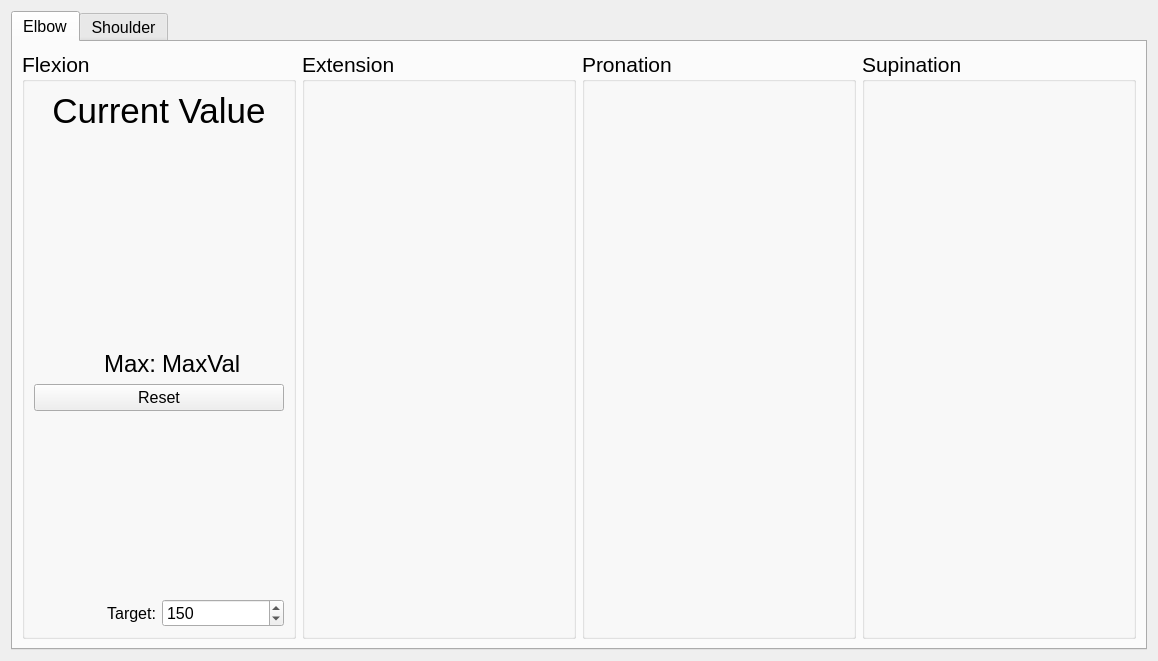
Qt form LiveDataView/live_data_widget_1.ui (mmcinnes123/Delsys_GUI_For_Physios) before a commit.
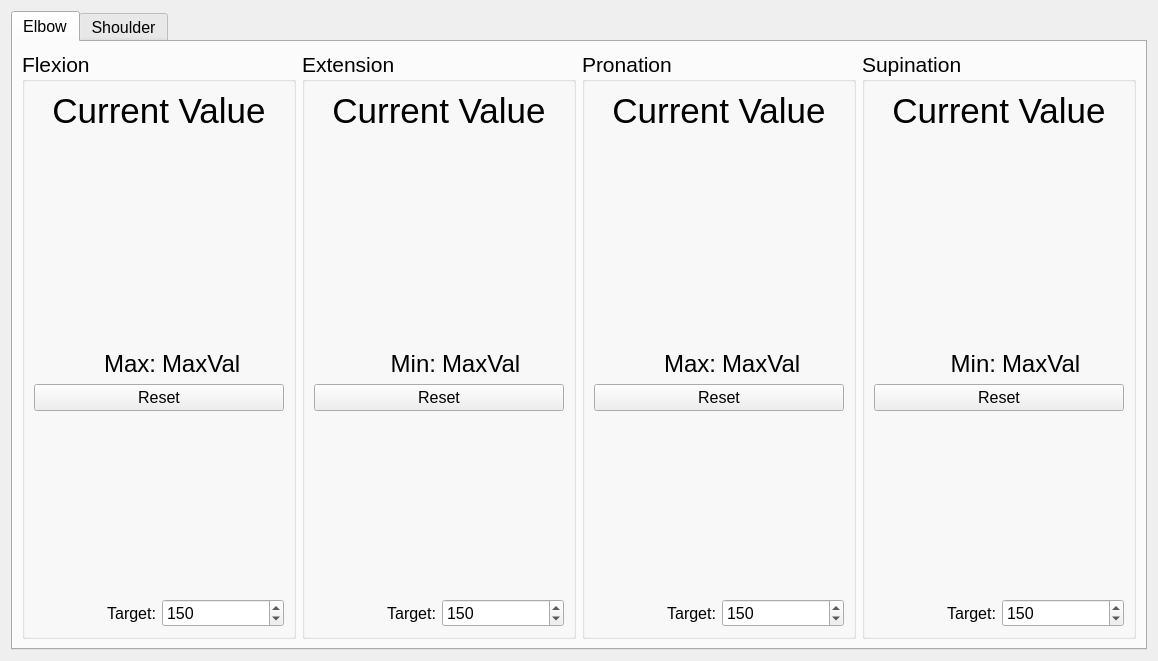
The same form after that commit. Icons and pictures are not drawn.

What changed in the file:
```diff
--- a/LiveDataView/live_data_widget_1.ui
+++ b/LiveDataView/live_data_widget_1.ui
@@ -179,6 +179,134 @@
          <property name="title">
           <string>Extension</string>
          </property>
+         <layout class="QGridLayout" name="gridLayout_3">
+          <item row="6" column="0">
+           <widget class="QLabel" name="el_ext_target_label">
+            <property name="font">
+             <font>
+              <pointsize>12</pointsize>
+             </font>
+            </property>
+            <property name="text">
+             <string>Target:</string>
+            </property>
+            <property name="alignment">
+             <set>Qt::AlignmentFlag::AlignRight|Qt::AlignmentFlag::AlignTrailing|Qt::AlignmentFlag::AlignVCenter</set>
+            </property>
+           </widget>
+          </item>
+          <item row="1" column="0" colspan="2">
+           <widget class="QLabel" name="el_flex_image_2">
+            <property name="text">
+             <string/>
+            </property>
+            <property name="pixmap">
+             <pixmap>../Images/GUI_ElbowFlex.png</pixmap>
+            </property>
+            <property name="alignment">
+             <set>Qt::AlignmentFlag::AlignCenter</set>
+            </property>
+           </widget>
+          </item>
+          <item row="5" column="0">
+           <spacer name="verticalSpacer_3">
+            <property name="orientation">
+             <enum>Qt::Orientation::Vertical</enum>
+            </property>
+            <property name="sizeHint" stdset="0">
+             <size>
+              <width>20</width>
+              <height>40</height>
+             </size>
+            </property>
+           </spacer>
+          </item>
+          <item row="6" column="1">
+           <widget class="QSpinBox" name="el_ext_target_spinBox">
+            <property name="font">
+             <font>
+              <pointsize>12</pointsize>
+             </font>
+            </property>
+            <property name="maximum">
+             <number>180</number>
+            </property>
+            <property name="singleStep">
+             <number>10</number>
+            </property>
+            <property name="value">
+             <number>150</number>
+            </property>
+           </widget>
+          </item>
+          <item row="3" column="0">
+           <widget class="QLabel" name="el_ext_max_label">
+            <property name="font">
+             <font>
+              <pointsize>18</pointsize>
+             </font>
+            </property>
+            <property name="text">
+             <string>Min:</string>
+            </property>
+            <property name="alignment">
+             <set>Qt::AlignmentFlag::AlignRight|Qt::AlignmentFlag::AlignTrailing|Qt::AlignmentFlag::AlignVCenter</set>
+            </property>
+           </widget>
+          </item>
+          <item row="4" column="0" colspan="2">
+           <widget class="QPushButton" name="el_ext_reset_pushButton">
+            <property name="font">
+             <font>
+              <pointsize>12</pointsize>
+             </font>
+            </property>
+            <property name="text">
+             <string>Reset</string>
+            </property>
+           </widget>
+          </item>
+          <item row="3" column="1">
+           <widget class="QLabel" name="el_ext_max_value">
+            <property name="font">
+             <font>
+              <pointsize>18</pointsize>
+             </font>
+            </property>
+            <property name="text">
+             <string>MaxVal</string>
+            </property>
+           </widget>
+          </item>
+          <item row="0" column="0" colspan="2">
+           <widget class="QLabel" name="el_ext_value">
+            <property name="font">
+             <font>
+              <pointsize>26</pointsize>
+             </font>
+            </property>
+            <property name="text">
+             <string>Current Value</string>
+            </property>
+            <property name="alignment">
+             <set>Qt::AlignmentFlag::AlignCenter</set>
+            </property>
+           </widget>
+          </item>
+          <item row="2" column="0">
+           <spacer name="verticalSpacer_4">
+            <property name="orientation">
+             <enum>Qt::Orientation::Vertical</enum>
+            </property>
+            <property name="sizeHint" stdset="0">
+             <size>
+              <width>20</width>
+              <height>40</height>
+             </size>
+            </property>
+           </spacer>
+          </item>
+         </layout>
         </widget>
        </item>
        <item>
@@ -191,6 +319,134 @@
          <property name="title">
           <string>Pronation</string>
          </property>
+         <layout class="QGridLayout" name="gridLayout_5">
+          <item row="6" column="0">
+           <widget class="QLabel" name="el_pro_target_label">
+            <property name="font">
+             <font>
+              <pointsize>12</pointsize>
+             </font>
+            </property>
+            <property name="text">
+             <string>Target:</string>
+            </property>
+            <property name="alignment">
+             <set>Qt::AlignmentFlag::AlignRight|Qt::AlignmentFlag::AlignTrailing|Qt::AlignmentFlag::AlignVCenter</set>
+            </property>
+           </widget>
+          </item>
+          <item row="1" column="0" colspan="2">
+           <widget class="QLabel" name="el_flex_image_4">
+            <property name="text">
+             <string/>
+            </property>
+            <property name="pixmap">
+             <pixmap>../Images/GUI_ElbowFlex.png</pixmap>
+            </property>
+            <property name="alignment">
+             <set>Qt::AlignmentFlag::AlignCenter</set>
+            </property>
+           </widget>
+          </item>
+          <item row="5" column="0">
+           <spacer name="verticalSpacer_7">
+            <property name="orientation">
+             <enum>Qt::Orientation::Vertical</enum>
+            </property>
+            <property name="sizeHint" stdset="0">
+             <size>
+              <width>20</width>
+              <height>40</height>
+             </size>
+            </property>
+           </spacer>
+          </item>
+          <item row="6" column="1">
+           <widget class="QSpinBox" name="el_pro_target_spinBox">
+            <property name="font">
+             <font>
+              <pointsize>12</pointsize>
+             </font>
+            </property>
+            <property name="maximum">
+             <number>180</number>
+            </property>
+            <property name="singleStep">
+             <number>10</number>
+            </property>
+            <property name="value">
+             <number>150</number>
+            </property>
+           </widget>
+          </item>
+          <item row="3" column="0">
+           <widget class="QLabel" name="el_pro_max_label">
+            <property name="font">
+             <font>
+              <pointsize>18</pointsize>
+             </font>
+            </property>
+            <property name="text">
+             <string>Max:</string>
+            </property>
+            <property name="alignment">
+             <set>Qt::AlignmentFlag::AlignRight|Qt::AlignmentFlag::AlignTrailing|Qt::AlignmentFlag::AlignVCenter</set>
+            </property>
+           </widget>
+          </item>
+          <item row="4" column="0" colspan="2">
+           <widget class="QPushButton" name="el_pro_reset_pushButton">
+            <property name="font">
+             <font>
+              <pointsize>12</pointsize>
+             </font>
+            </property>
+            <property name="text">
+             <string>Reset</string>
+            </property>
+           </widget>
+          </item>
+          <item row="3" column="1">
+           <widget class="QLabel" name="el_pro_max_value">
+            <property name="font">
+             <font>
+              <pointsize>18</pointsize>
+             </font>
+            </property>
+            <property name="text">
+             <string>MaxVal</string>
+            </property>
+           </widget>
+          </item>
+          <item row="0" column="0" colspan="2">
+           <widget class="QLabel" name="el_pro_value">
+            <property name="font">
+             <font>
+              <pointsize>26</pointsize>
+             </font>
+            </property>
+            <property name="text">
+             <string>Current Value</string>
+            </property>
+            <property name="alignment">
+             <set>Qt::AlignmentFlag::AlignCenter</set>
+            </property>
+           </widget>
+          </item>
+          <item row="2" column="0">
+           <spacer name="verticalSpacer_8">
+            <property name="orientation">
+             <enum>Qt::Orientation::Vertical</enum>
+            </property>
+            <property name="sizeHint" stdset="0">
+             <size>
+              <width>20</width>
+              <height>40</height>
+             </size>
+            </property>
+           </spacer>
+          </item>
+         </layout>
         </widget>
        </item>
        <item>
@@ -203,6 +459,134 @@
          <property name="title">
           <string>Supination</string>
          </property>
+         <layout class="QGridLayout" name="gridLayout_6">
+          <item row="6" column="0">
+           <widget class="QLabel" name="el_sup_target_label">
+            <property name="font">
+             <font>
+              <pointsize>12</pointsize>
+             </font>
+            </property>
+            <property name="text">
+             <string>Target:</string>
+            </property>
+            <property name="alignment">
+             <set>Qt::AlignmentFlag::AlignRight|Qt::AlignmentFlag::AlignTrailing|Qt::AlignmentFlag::AlignVCenter</set>
+            </property>
+           </widget>
+          </item>
+          <item row="1" column="0" colspan="2">
+           <widget class="QLabel" name="el_flex_image_5">
+            <property name="text">
+             <string/>
+            </property>
+            <property name="pixmap">
+             <pixmap>../Images/GUI_ElbowFlex.png</pixmap>
+            </property>
+            <property name="alignment">
+             <set>Qt::AlignmentFlag::AlignCenter</set>
+            </property>
+           </widget>
+          </item>
+          <item row="5" column="0">
+           <spacer name="verticalSpacer_9">
+            <property name="orientation">
+             <enum>Qt::Orientation::Vertical</enum>
+            </property>
+            <property name="sizeHint" stdset="0">
+             <size>
+              <width>20</width>
+              <height>40</height>
+             </size>
+            </property>
+           </spacer>
+          </item>
+          <item row="6" column="1">
+           <widget class="QSpinBox" name="el_sup_target_spinBox">
+            <property name="font">
+             <font>
+              <pointsize>12</pointsize>
+             </font>
+            </property>
+            <property name="maximum">
+             <number>180</number>
+            </property>
+            <property name="singleStep">
+             <number>10</number>
+            </property>
+            <property name="value">
+             <number>150</number>
+            </property>
+           </widget>
+          </item>
+          <item row="3" column="0">
+           <widget class="QLabel" name="el_sup_max_label">
+            <property name="font">
+             <font>
+              <pointsize>18</pointsize>
+             </font>
+            </property>
+            <property name="text">
+             <string>Min:</string>
+            </property>
+            <property name="alignment">
+             <set>Qt::AlignmentFlag::AlignRight|Qt::AlignmentFlag::AlignTrailing|Qt::AlignmentFlag::AlignVCenter</set>
+            </property>
+           </widget>
+          </item>
+          <item row="4" column="0" colspan="2">
+           <widget class="QPushButton" name="el_sup_reset_pushButton">
+            <property name="font">
+             <font>
+              <pointsize>12</pointsize>
+             </font>
+            </property>
+            <property name="text">
+             <string>Reset</string>
+            </property>
+           </widget>
+          </item>
+          <item row="3" column="1">
+           <widget class="QLabel" name="el_sup_max_value">
+            <property name="font">
+             <font>
+              <pointsize>18</pointsize>
+             </font>
+            </property>
+            <property name="text">
+             <string>MaxVal</string>
+            </property>
+           </widget>
+          </item>
+          <item row="0" column="0" colspan="2">
+           <widget class="QLabel" name="el_sup_value">
+            <property name="font">
+             <font>
+              <pointsize>26</pointsize>
+             </font>
+            </property>
+            <property name="text">
+             <string>Current Value</string>
+            </property>
+            <property name="alignment">
+             <set>Qt::AlignmentFlag::AlignCenter</set>
+            </property>
+           </widget>
+          </item>
+          <item row="2" column="0">
+           <spacer name="verticalSpacer_10">
+            <property name="orientation">
+             <enum>Qt::Orientation::Vertical</enum>
+            </property>
+            <property name="sizeHint" stdset="0">
+             <size>
+              <width>20</width>
+              <height>40</height>
+             </size>
+            </property>
+           </spacer>
+          </item>
+         </layout>
         </widget>
        </item>
       </layout>
```
Left out of the diff: 6 changed lines with no effect on the pictures.
